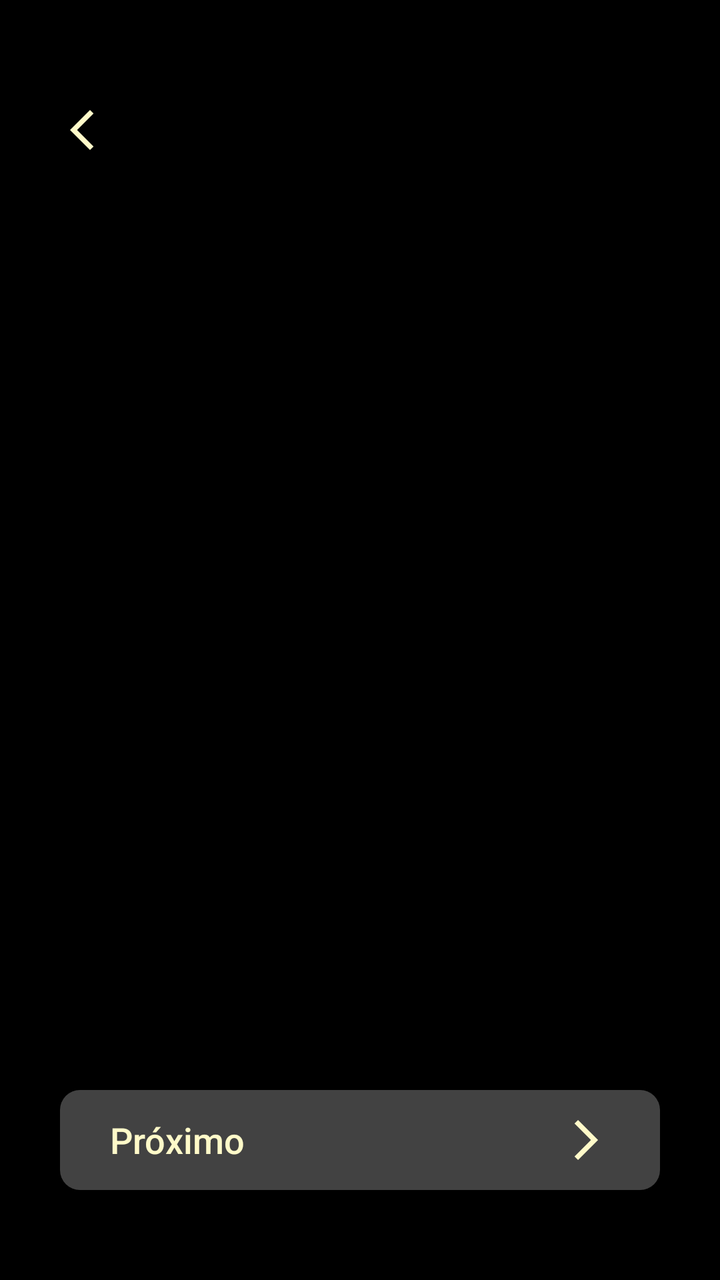
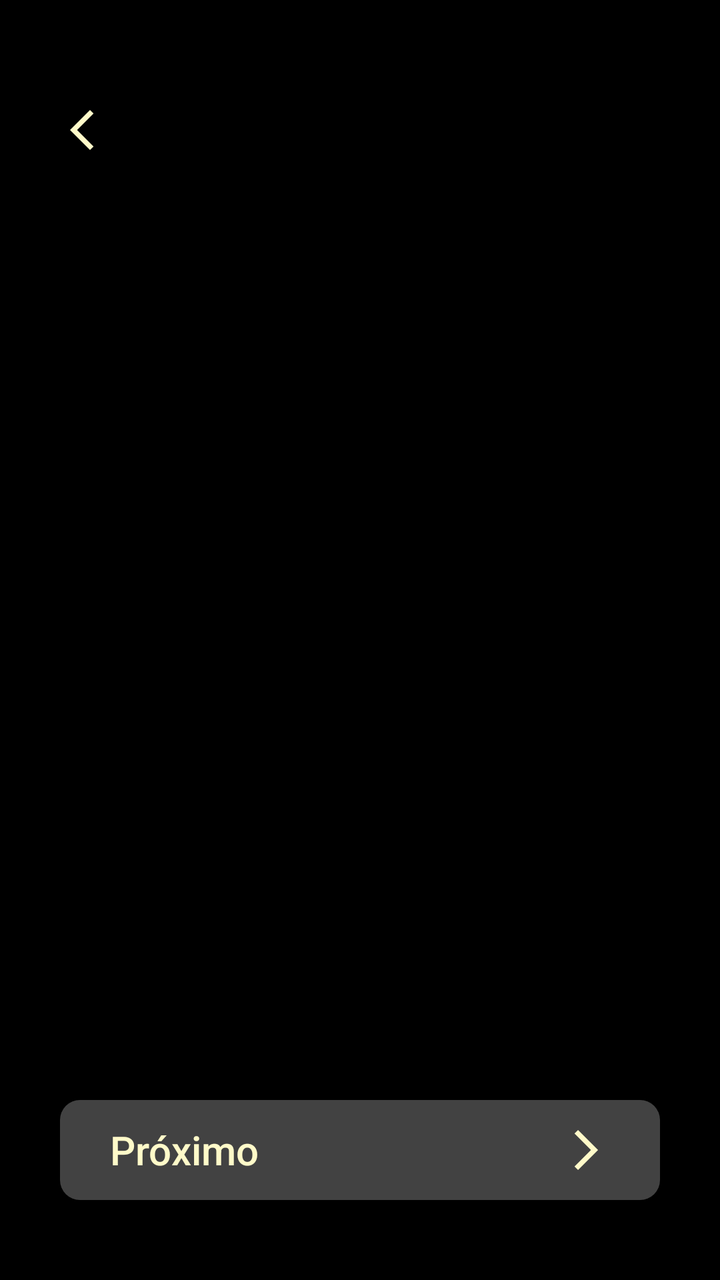

The first picture is an Android layout as it rendered before a commit; the second is the same layout after the commit. The layout source and the unified diff follow.
<!-- AndroidManifest.xml: application theme Theme.Monaly -->
<!-- res/layout/activity_onboarding.xml -->
<?xml version="1.0" encoding="utf-8"?>
<androidx.constraintlayout.widget.ConstraintLayout
    xmlns:android="http://schemas.android.com/apk/res/android"
    xmlns:app="http://schemas.android.com/apk/res-auto"
    android:layout_width="match_parent"
    android:layout_height="match_parent"
    android:background="@color/black">

    <androidx.viewpager2.widget.ViewPager2
        android:id="@+id/viewPagerOnboarding"
        android:layout_width="0dp"
        android:layout_height="0dp"
        app:layout_constraintBottom_toTopOf="@+id/buttonNext"
        app:layout_constraintEnd_toEndOf="parent"
        app:layout_constraintStart_toStartOf="parent"
        app:layout_constraintTop_toTopOf="parent" />

    <androidx.appcompat.widget.AppCompatButton
        android:id="@+id/buttonBack"
        android:contentDescription="Botão de voltar"
        android:layout_width="60dp"
        android:layout_height="60dp"
        android:layout_marginStart="20dp"
        android:layout_marginTop="35dp"
        android:background="@drawable/drawable_background_button_round_transparent"
        android:drawableStart="@drawable/icon_arrow_back_ios"
        android:paddingStart="15dp"
        app:layout_constraintStart_toStartOf="parent"
        app:layout_constraintTop_toTopOf="parent" />

    <androidx.appcompat.widget.AppCompatButton
        android:id="@+id/buttonNext"
        android:layout_width="0dp"
        android:layout_height="50dp"
        android:layout_marginStart="30dp"
        android:layout_marginEnd="30dp"
        android:layout_marginBottom="45dp"
        android:background="@drawable/drawable_background_button_gray_dark_10_dp"
        android:drawableRight="@drawable/icon_arrow_right_bage"
        android:gravity="start|center_vertical"
        android:paddingStart="25dp"
        android:paddingEnd="25dp"
        android:text="@string/onboarding_bottom_next"
        android:textAllCaps="false"
        android:textColor="@color/bage_neutral"
        android:textSize="18sp"
        app:layout_constraintBottom_toBottomOf="parent"
        app:layout_constraintEnd_toEndOf="parent"
        app:layout_constraintStart_toStartOf="parent" />

</androidx.constraintlayout.widget.ConstraintLayout>
<!-- resources referenced by this layout -->
<resources>
  <color name="bage_neutral">#FFFAC9</color>
  <color name="black">#000000</color>
  <!-- drawable drawable_background_button_gray_dark_10_dp (drawable) -->
  <?xml version="1.0" encoding="utf-8"?>
  <shape xmlns:android="http://schemas.android.com/apk/res/android">
  
      <corners android:radius="10dp"/>
      <solid android:color="@color/gray_dark"/>
  
  </shape>
  <!-- drawable drawable_background_button_round_transparent (drawable) -->
  <?xml version="1.0" encoding="utf-8"?>
  <shape xmlns:android="http://schemas.android.com/apk/res/android"
  
      android:shape="rectangle">
      <corners android:radius="100dp"/>
  
  </shape>
  <!-- drawable icon_arrow_back_ios (drawable) -->
  <vector xmlns:android="http://schemas.android.com/apk/res/android" android:autoMirrored="true" android:height="24dp" android:tint="#FFFAC9" android:viewportHeight="960" android:viewportWidth="960" android:width="24dp">
        
      <path android:fillColor="@android:color/white" android:pathData="M400,880L0,480L400,80L471,151L142,480L471,809L400,880Z"/>
      
  </vector>
  <!-- drawable icon_arrow_right_bage (drawable) -->
  <vector xmlns:android="http://schemas.android.com/apk/res/android" android:autoMirrored="true" android:height="24dp" android:tint="#FFFAC9" android:viewportHeight="960" android:viewportWidth="960" android:width="24dp">
        
      <path android:fillColor="@android:color/white" android:pathData="M321,880L250,809L579,480L250,151L321,80L721,480L321,880Z"/>
      
  </vector>
  <string name="onboarding_bottom_next">Próximo</string>
  <style name="Theme.Monaly" parent="Base.Theme.Monaly" />
  <color name="gray_dark">#424242</color>
  <style name="Base.Theme.Monaly" parent="Theme.Material3.DayNight.NoActionBar">
  
  
          
          
  
  
          
          <item name="android:navigationBarColor">@color/black</item>
  
  
      </style>
</resources>

<!-- the commit's change to res/layout/activity_onboarding.xml (unified diff, before → after) -->
@@ -34,7 +34,7 @@
         android:layout_height="50dp"
         android:layout_marginStart="30dp"
         android:layout_marginEnd="30dp"
-        android:layout_marginBottom="45dp"
+        android:layout_marginBottom="40dp"
         android:background="@drawable/drawable_background_button_gray_dark_10_dp"
         android:drawableRight="@drawable/icon_arrow_right_bage"
         android:gravity="start|center_vertical"
@@ -43,7 +43,7 @@
         android:text="@string/onboarding_bottom_next"
         android:textAllCaps="false"
         android:textColor="@color/bage_neutral"
-        android:textSize="18sp"
+        android:textSize="20sp"
         app:layout_constraintBottom_toBottomOf="parent"
         app:layout_constraintEnd_toEndOf="parent"
         app:layout_constraintStart_toStartOf="parent" />
